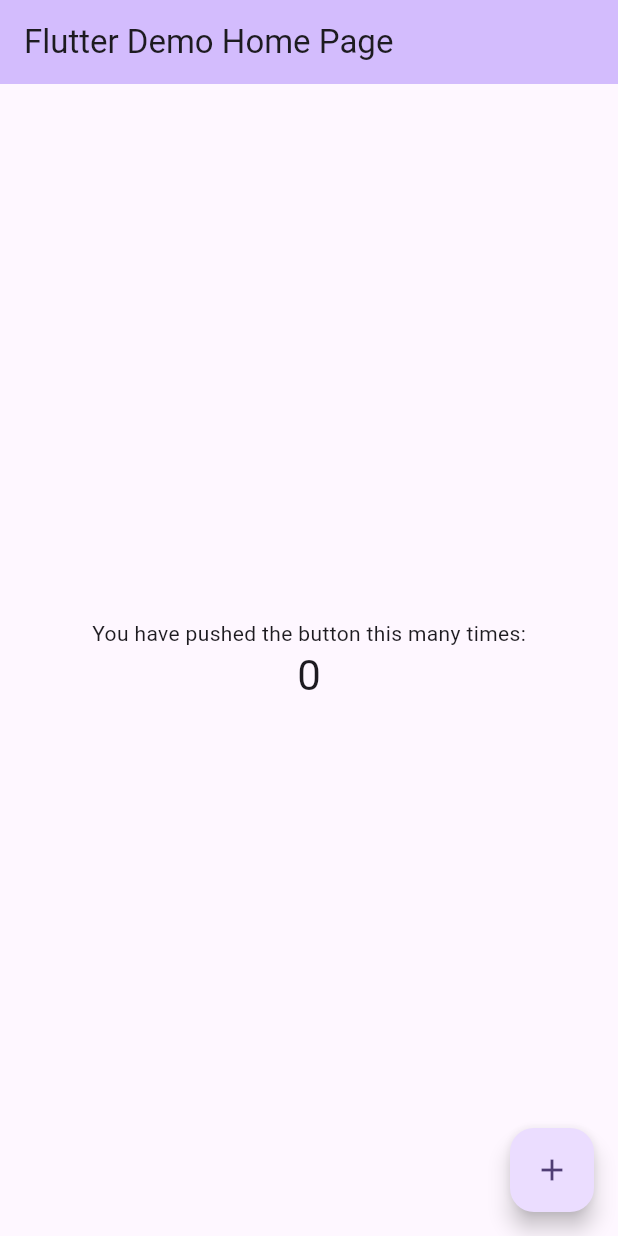
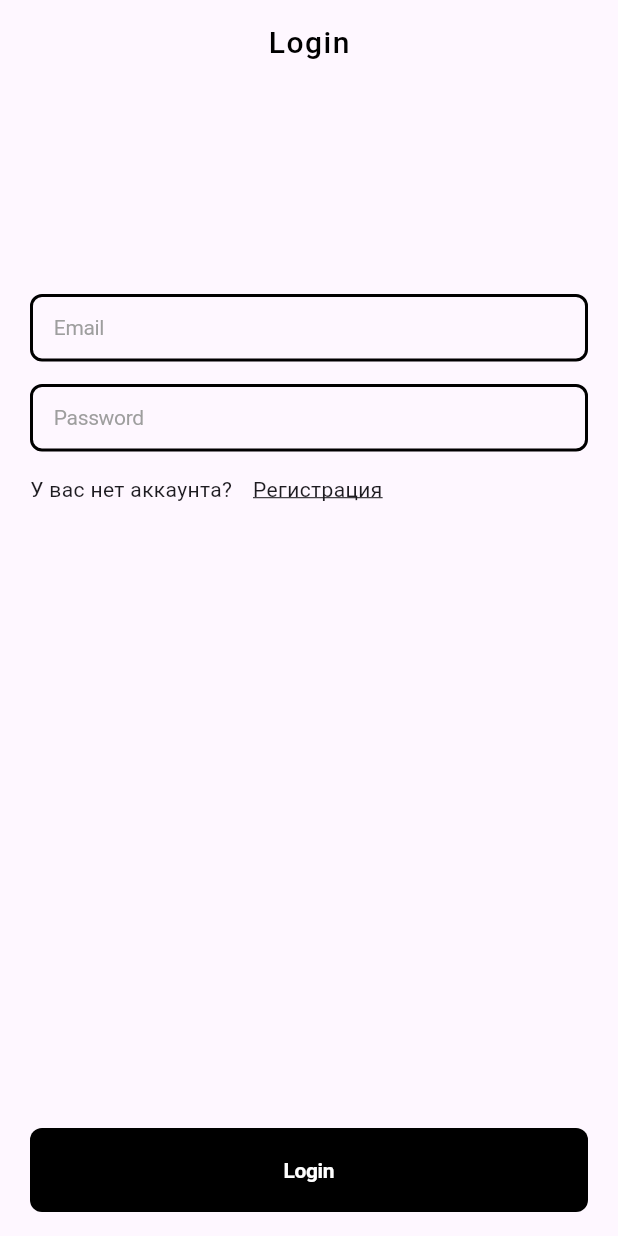
Before and after one commit to Olzhas-kh/chat_app, a Flutter app: the screen it shows after launch, on a phone screen of 412 x 824 dp. Run offline on Flutter 3.47's test engine with Material 3 defaults, Android fonts, the phone set to English and light mode, and no system bars.

Commit message:
feat-added login && register ui

```diff
--- /dev/null
+++ b/lib/core/custom/app_text_style.dart
@@ -0,0 +1,5 @@
+import 'package:flutter/material.dart';
+
+TextStyle appstyle(double size, Color color, FontWeight fontWeight,double letterSpacing ){
+  return TextStyle(fontSize: size, color: color, fontWeight: fontWeight, letterSpacing:letterSpacing);
+}
--- /dev/null
+++ b/lib/core/custom/custom_button.dart
@@ -0,0 +1,51 @@
+import 'package:chat_app/core/resources/constants.dart';
+import 'package:flutter/material.dart';
+
+// ignore: must_be_immutable
+class CustomButton extends StatelessWidget {
+  final String text;
+  final VoidCallback onTap;
+  Color? color;
+  Color? borderColor;
+  Color? textColor;
+  double? heigtButton;
+
+  CustomButton({
+    super.key,
+    required this.text,
+    required this.onTap,
+    this.color,
+    this.borderColor,
+    this.textColor,
+    this.heigtButton,
+  });
+
+  @override
+  Widget build(BuildContext context) {
+    return ElevatedButton(
+      onPressed: onTap,
+      style: ElevatedButton.styleFrom(
+        fixedSize:  Size.fromHeight(heigtButton ??56),
+        elevation: 0,
+        backgroundColor: color ?? AppConst.kWhite,
+        minimumSize: Size(double.infinity, heigtButton ?? 38),
+        shape: RoundedRectangleBorder(
+          side: borderColor != null
+              ? BorderSide(
+                  width: 2.0,
+                  color: borderColor!,
+                )
+              : BorderSide.none,
+          borderRadius: BorderRadius.circular(8),
+        ),
+      ),
+      child: Text(text,
+          style: TextStyle(
+            letterSpacing: -0.24,
+            fontSize: 14,
+            fontWeight: FontWeight.w600,
+            color: textColor ?? AppConst.kWhite,
+          )),
+    );
+  }
+}
--- /dev/null
+++ b/lib/core/custom/custom_textfield.dart
@@ -0,0 +1,100 @@
+import 'package:chat_app/core/custom/app_text_style.dart';
+import 'package:flutter/material.dart';
+import 'package:flutter/services.dart';
+
+class CustomTextField extends StatelessWidget {
+  final bool obscureText;
+  final TextInputType? keyboardType;
+  final String hintText;
+  final String? errorText;
+  final Widget? suffixIcon;
+  final Widget? prefixIcon;
+  final TextStyle? hintStyle;
+  final double? height;
+  final TextEditingController controller;
+  final void Function(String)? onChanged;
+  final String? Function(String?)? validator;
+  final Color? color;
+  final Color? borderColor;
+  final Color? cursorColor;
+  final List<TextInputFormatter>? inputFormatter;
+  final TextStyle? textStyle;
+  final FocusNode? focusNode;
+    final Color? textColor;
+      final Color? hintColor;
+
+
+  const CustomTextField(
+      {super.key,
+      this.keyboardType,
+      required this.hintText,
+      this.suffixIcon,
+      this.prefixIcon,
+      this.hintStyle,
+      required this.controller,
+      this.onChanged,
+      this.errorText,
+      this.validator,
+      this.height,
+      this.color,
+      required this.obscureText,
+      this.inputFormatter,
+      this.borderColor,
+      this.cursorColor, this.textStyle, this.focusNode, this.textColor, this.hintColor});
+
+  @override
+  Widget build(BuildContext context) {
+    return Container(
+      height: height ?? 50,
+      decoration: BoxDecoration(
+        borderRadius: const BorderRadius.all(Radius.circular(12)),
+        color: color ?? Colors.transparent,
+      ),
+      child: TextFormField(
+        focusNode: focusNode,
+        inputFormatters: inputFormatter,
+        obscureText: obscureText,
+        validator: validator,
+        cursorColor: cursorColor ?? Colors.white,
+        keyboardType: keyboardType,
+        controller: controller,
+        onChanged: onChanged,
+        style: textStyle?? appstyle(14, textColor?? Colors.white, FontWeight.w400, -0.24),
+        decoration: InputDecoration(
+          errorStyle: appstyle(12,  Colors.red, FontWeight.w400, -0.24),
+          isDense: true,
+          errorText: errorText,
+          hintText: hintText,
+
+          suffixIcon: suffixIcon,
+          prefixIcon: prefixIcon,
+          //suffixIconColor: AppConst.kBkDark,
+          hintStyle: hintStyle ??
+              appstyle(14,hintColor?? Colors.white, FontWeight.w400, -0.24),
+          errorBorder: const OutlineInputBorder(
+            borderRadius: BorderRadius.all(Radius.circular(8)),
+            borderSide: BorderSide(color: Colors.red, width: 2),
+          ),
+          enabledBorder: OutlineInputBorder(
+            borderRadius: const BorderRadius.all(Radius.circular(8)),
+            borderSide:
+                BorderSide(color: borderColor ?? Colors.white, width: 2),
+          ),
+          focusedBorder: OutlineInputBorder(
+            borderRadius: const BorderRadius.all(Radius.circular(8)),
+            borderSide:
+                BorderSide(color: borderColor ?? Colors.white, width: 2),
+          ),
+          focusedErrorBorder: const OutlineInputBorder(
+            borderRadius: BorderRadius.all(Radius.circular(8)),
+            borderSide: BorderSide(color: Colors.red, width: 2),
+          ),
+          disabledBorder: const OutlineInputBorder(
+            borderRadius: BorderRadius.all(Radius.circular(8)),
+            borderSide: BorderSide(color: Colors.white, width: 2),
+          ),
+        ),
+      ),
+    );
+  }
+}
--- /dev/null
+++ b/lib/core/extensions/num_extension.dart
@@ -0,0 +1,7 @@
+import 'package:flutter/material.dart';
+
+extension EmptySpace on num {
+  SizedBox get height => SizedBox(height: toDouble());
+
+  SizedBox get width => SizedBox(width: toDouble());
+}
--- /dev/null
+++ b/lib/core/resources/constants.dart
@@ -0,0 +1,11 @@
+import 'package:flutter/material.dart';
+
+class AppConst {
+  AppConst._();
+
+  static const Color kWhite = Color(0xffffffff);
+  static const Color kBlack = Color(0xff000000);
+  static const Color kTransparent = Colors.transparent;
+  static const Color kHint = Colors.grey;
+
+}
--- /dev/null
+++ b/lib/feature/auth/login/presentation/screens/login_screen.dart
@@ -0,0 +1,78 @@
+import 'package:chat_app/core/custom/app_text_style.dart';
+import 'package:chat_app/core/custom/custom_button.dart';
+import 'package:chat_app/core/custom/custom_textfield.dart';
+import 'package:chat_app/core/extensions/num_extension.dart';
+import 'package:chat_app/core/resources/constants.dart';
+import 'package:chat_app/feature/auth/login/presentation/screens/register_screen.dart';
+import 'package:flutter/material.dart';
+
+class LoginScreen extends StatefulWidget {
+  const LoginScreen({super.key});
+
+  @override
+  State<LoginScreen> createState() => _LoginScreenState();
+}
+
+class _LoginScreenState extends State<LoginScreen> {
+  final _passwordController = TextEditingController();
+  final _emailController = TextEditingController();
+
+  @override
+  Widget build(BuildContext context) {
+    return Scaffold(
+      appBar: AppBar(
+        centerTitle: true,
+        title: Text(
+          "Login",
+          style: appstyle(20, AppConst.kBlack, FontWeight.w500, 1),
+        ),
+      ),
+      body: Padding(
+        padding: const EdgeInsets.symmetric(horizontal: 20),
+        child: Column(
+          children: [
+            140.height,
+            CustomTextField(
+                hintText: "Email",
+                controller: _emailController,
+                obscureText: false,
+                borderColor: AppConst.kBlack,
+                hintColor: AppConst.kHint),
+            10.height,
+            CustomTextField(
+                hintText: "Password",
+                controller: _passwordController,
+                obscureText: true,
+                borderColor: AppConst.kBlack,
+                hintColor: AppConst.kHint),
+            10.height,
+            Row(
+              children: [
+                const Text("У вас нет аккаунта? "),
+                10.width,
+                InkWell(
+                    onTap: () {
+                      Navigator.of(context).push(MaterialPageRoute(
+                          builder: (context) => const RegisterScreen()));
+                    },
+                    child: const Text(
+                      "Регистрация",
+                      style: TextStyle(decoration: TextDecoration.underline),
+                    ))
+              ],
+            )
+          ],
+        ),
+      ),
+      floatingActionButton: Padding(
+        padding: const EdgeInsets.symmetric(horizontal: 20),
+        child: CustomButton(
+          text: 'Login',
+          color: Colors.black,
+          onTap: () {},
+        ),
+      ),
+      floatingActionButtonLocation: FloatingActionButtonLocation.centerFloat,
+    );
+  }
+}
--- /dev/null
+++ b/lib/feature/auth/login/presentation/screens/register_screen.dart
@@ -0,0 +1,70 @@
+import 'package:chat_app/core/custom/app_text_style.dart';
+import 'package:chat_app/core/custom/custom_button.dart';
+import 'package:chat_app/core/custom/custom_textfield.dart';
+import 'package:chat_app/core/extensions/num_extension.dart';
+import 'package:chat_app/core/resources/constants.dart';
+import 'package:flutter/material.dart';
+
+class RegisterScreen extends StatefulWidget {
+  const RegisterScreen({super.key});
+
+  @override
+  State<RegisterScreen> createState() => _RegisterScreenState();
+}
+
+class _RegisterScreenState extends State<RegisterScreen> {
+  final _passwordController = TextEditingController();
+  final _emailController = TextEditingController();
+  final _fullNameController = TextEditingController();
+
+  @override
+  Widget build(BuildContext context) {
+    return Scaffold(
+      appBar: AppBar(
+        centerTitle: true,
+        title: Text(
+          "Register",
+          style: appstyle(20, AppConst.kBlack, FontWeight.w500, 1),
+        ),
+      ),
+      body: Padding(
+        padding: const EdgeInsets.symmetric(horizontal: 20),
+        child: Column(
+          children: [
+            140.height,
+            CustomTextField(
+                hintText: "Full Name",
+                controller: _fullNameController,
+                obscureText: false,
+                borderColor: AppConst.kBlack,
+                hintColor: AppConst.kHint),
+            10.height,
+            CustomTextField(
+                hintText: "Email",
+                controller: _emailController,
+                obscureText: false,
+                borderColor: AppConst.kBlack,
+                hintColor: AppConst.kHint),
+            10.height,
+            CustomTextField(
+                hintText: "Password",
+                controller: _passwordController,
+                obscureText: true,
+                borderColor: AppConst.kBlack,
+                hintColor: AppConst.kHint),
+            10.height,
+          ],
+        ),
+      ),
+      floatingActionButton: Padding(
+        padding: const EdgeInsets.symmetric(horizontal: 20),
+        child: CustomButton(
+          text: 'Register',
+          color: Colors.black,
+          onTap: () {},
+        ),
+      ),
+      floatingActionButtonLocation: FloatingActionButtonLocation.centerFloat,
+    );
+  }
+}
--- a/lib/main.dart
+++ b/lib/main.dart
@@ -1,3 +1,4 @@
+import 'package:chat_app/feature/auth/login/presentation/screens/login_screen.dart';
 import 'package:flutter/material.dart';
 
 void main() {
@@ -7,119 +8,16 @@ void main() {
 class MyApp extends StatelessWidget {
   const MyApp({super.key});
 
-  // This widget is the root of your application.
   @override
   Widget build(BuildContext context) {
     return MaterialApp(
       title: 'Flutter Demo',
       theme: ThemeData(
-        // This is the theme of your application.
-        //
-        // TRY THIS: Try running your application with "flutter run". You'll see
-        // the application has a purple toolbar. Then, without quitting the app,
-        // try changing the seedColor in the colorScheme below to Colors.green
-        // and then invoke "hot reload" (save your changes or press the "hot
-        // reload" button in a Flutter-supported IDE, or press "r" if you used
-        // the command line to start the app).
-        //
-        // Notice that the counter didn't reset back to zero; the application
-        // state is not lost during the reload. To reset the state, use hot
-        // restart instead.
-        //
-        // This works for code too, not just values: Most code changes can be
-        // tested with just a hot reload.
+
         colorScheme: ColorScheme.fromSeed(seedColor: Colors.deepPurple),
         useMaterial3: true,
       ),
-      home: const MyHomePage(title: 'Flutter Demo Home Page'),
+       home: LoginScreen(),
     );
   }
 }
-
-class MyHomePage extends StatefulWidget {
-  const MyHomePage({super.key, required this.title});
-
-  // This widget is the home page of your application. It is stateful, meaning
-  // that it has a State object (defined below) that contains fields that affect
-  // how it looks.
-
-  // This class is the configuration for the state. It holds the values (in this
-  // case the title) provided by the parent (in this case the App widget) and
-  // used by the build method of the State. Fields in a Widget subclass are
-  // always marked "final".
-
-  final String title;
-
-  @override
-  State<MyHomePage> createState() => _MyHomePageState();
-}
-
-class _MyHomePageState extends State<MyHomePage> {
-  int _counter = 0;
-
-  void _incrementCounter() {
-    setState(() {
-      // This call to setState tells the Flutter framework that something has
-      // changed in this State, which causes it to rerun the build method below
-      // so that the display can reflect the updated values. If we changed
-      // _counter without calling setState(), then the build method would not be
-      // called again, and so nothing would appear to happen.
-      _counter++;
-    });
-  }
-
-  @override
-  Widget build(BuildContext context) {
-    // This method is rerun every time setState is called, for instance as done
-    // by the _incrementCounter method above.
-    //
-    // The Flutter framework has been optimized to make rerunning build methods
-    // fast, so that you can just rebuild anything that needs updating rather
-    // than having to individually change instances of widgets.
-    return Scaffold(
-      appBar: AppBar(
-        // TRY THIS: Try changing the color here to a specific color (to
-        // Colors.amber, perhaps?) and trigger a hot reload to see the AppBar
-        // change color while the other colors stay the same.
-        backgroundColor: Theme.of(context).colorScheme.inversePrimary,
-        // Here we take the value from the MyHomePage object that was created by
-        // the App.build method, and use it to set our appbar title.
-        title: Text(widget.title),
-      ),
-      body: Center(
-        // Center is a layout widget. It takes a single child and positions it
-        // in the middle of the parent.
-        child: Column(
-          // Column is also a layout widget. It takes a list of children and
-          // arranges them vertically. By default, it sizes itself to fit its
-          // children horizontally, and tries to be as tall as its parent.
-          //
-          // Column has various properties to control how it sizes itself and
-          // how it positions its children. Here we use mainAxisAlignment to
-          // center the children vertically; the main axis here is the vertical
-          // axis because Columns are vertical (the cross axis would be
-          // horizontal).
-          //
-          // TRY THIS: Invoke "debug painting" (choose the "Toggle Debug Paint"
-          // action in the IDE, or press "p" in the console), to see the
-          // wireframe for each widget.
-          mainAxisAlignment: MainAxisAlignment.center,
-          children: <Widget>[
-            const Text(
-              'You have pushed the button this many times:',
-            ),
-            Text(
-              '$_counter',
-              style: Theme.of(context).textTheme.headlineMedium,
-            ),
-          ],
-        ),
-      ),
-      floatingActionButton: FloatingActionButton(
-        onPressed: _incrementCounter,
-        tooltip: 'Increment',
-        child: const Icon(Icons.add),
-      ), // This trailing comma makes auto-formatting nicer for build methods.
-    );
-  }
-}
```
Also changed, not shown: pubspec.yaml (+4 -17 lines), pubspec.lock.
